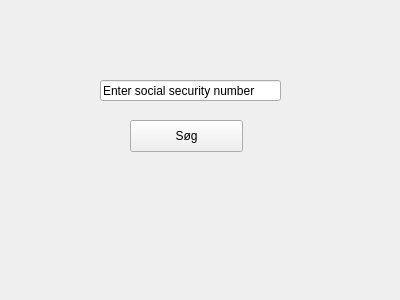
The window that widget_1.ui (Purreskov/Softwareudvikling---Github) describes before a commit, drawn with Qt 5.
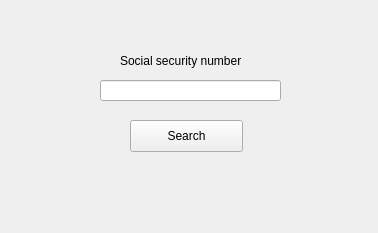
The same window after the commit.

```diff
--- a/widget_1.ui
+++ b/widget_1.ui
@@ -6,8 +6,8 @@
    <rect>
     <x>0</x>
     <y>0</y>
-    <width>400</width>
-    <height>300</height>
+    <width>378</width>
+    <height>233</height>
    </rect>
   </property>
   <property name="windowTitle">
@@ -23,7 +23,7 @@
     </rect>
    </property>
    <property name="text">
-    <string>Enter social security number</string>
+    <string/>
    </property>
   </widget>
   <widget class="QPushButton" name="pushButton">
@@ -36,7 +36,20 @@
     </rect>
    </property>
    <property name="text">
-    <string>Søg</string>
+    <string>Search</string>
+   </property>
+  </widget>
+  <widget class="QLabel" name="label">
+   <property name="geometry">
+    <rect>
+     <x>120</x>
+     <y>50</y>
+     <width>141</width>
+     <height>21</height>
+    </rect>
+   </property>
+   <property name="text">
+    <string>Social security number</string>
    </property>
   </widget>
  </widget>
```
Left out of the diff: 4 changed lines with no effect on the pictures.
